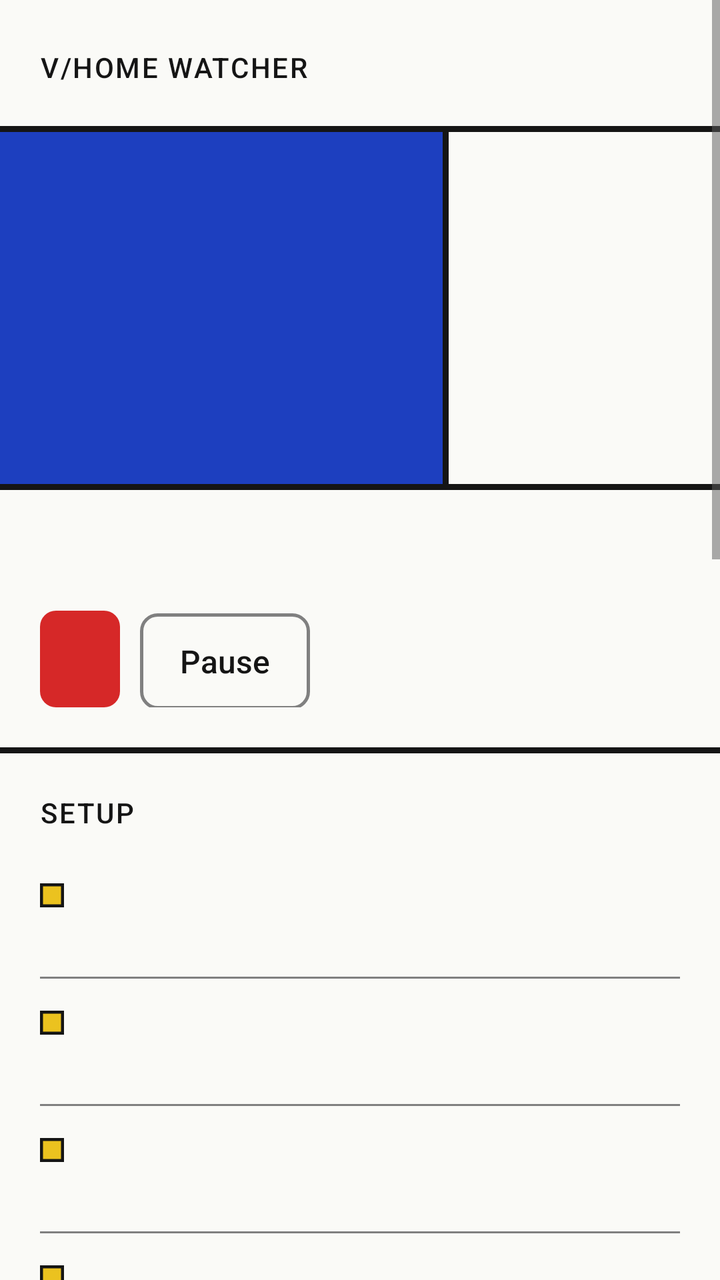
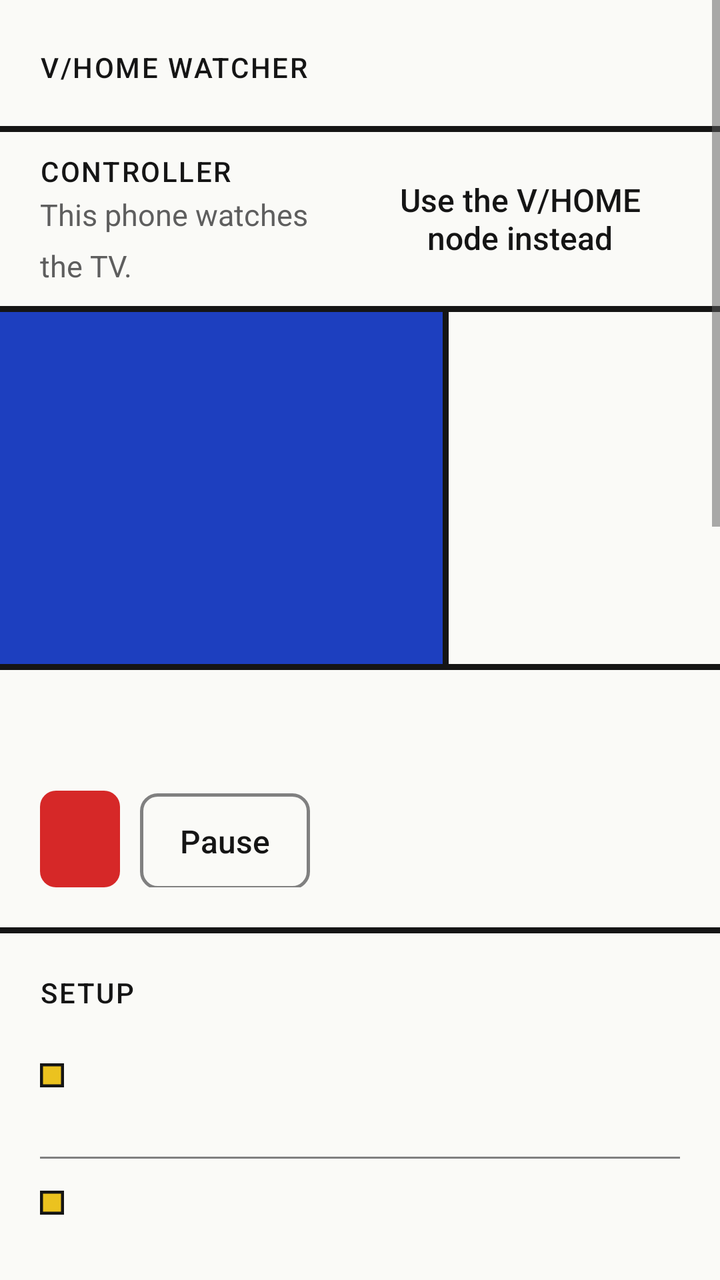

An Android layout rendered at two revisions. The XML below is the earlier revision; the diff shows what the commit changed to produce the second picture.
<!-- AndroidManifest.xml: application theme Theme.VHome -->
<!-- res/layout/activity_main.xml -->
<?xml version="1.0" encoding="utf-8"?>
<ScrollView xmlns:android="http://schemas.android.com/apk/res/android"
    android:id="@+id/scroll"
    android:layout_width="match_parent"
    android:layout_height="match_parent"
    android:background="@color/paper"
    android:fillViewport="true"
    android:fitsSystemWindows="true">

    <LinearLayout
        android:id="@+id/content"
        android:layout_width="match_parent"
        android:layout_height="wrap_content"
        android:orientation="vertical"
        android:paddingBottom="40dp">

        <TextView
            style="@style/T.Label"
            android:layout_width="match_parent"
            android:layout_height="wrap_content"
            android:paddingStart="20dp"
            android:paddingTop="24dp"
            android:paddingEnd="20dp"
            android:paddingBottom="20dp"
            android:text="@string/app_title" />

        <View style="@style/Rule" />

        
        <LinearLayout
            android:id="@+id/firstRun"
            style="@style/Section"
            android:visibility="gone">

            <TextView
                style="@style/T.Title"
                android:layout_width="match_parent"
                android:layout_height="wrap_content"
                android:text="@string/first_title" />

            <TextView
                android:id="@+id/firstExplain"
                style="@style/T.Dim"
                android:layout_width="match_parent"
                android:layout_height="wrap_content"
                android:layout_marginTop="10dp" />

            <LinearLayout
                android:layout_width="match_parent"
                android:layout_height="wrap_content"
                android:layout_marginTop="40dp"
                android:orientation="horizontal">

                <TextView
                    android:layout_width="wrap_content"
                    android:layout_height="wrap_content"
                    android:background="@color/yellow"
                    android:gravity="center"
                    android:minWidth="40dp"
                    android:minHeight="40dp"
                    android:text="1"
                    android:textColor="@color/on_colour"
                    android:textSize="20sp"
                    android:textStyle="bold" />

                <TextView
                    style="@style/T.Body"
                    android:layout_width="0dp"
                    android:layout_height="wrap_content"
                    android:layout_marginStart="20dp"
                    android:layout_weight="1"
                    android:text="@string/step1" />
            </LinearLayout>

            <LinearLayout
                android:layout_width="match_parent"
                android:layout_height="wrap_content"
                android:layout_marginTop="20dp"
                android:orientation="horizontal">

                <TextView
                    android:layout_width="wrap_content"
                    android:layout_height="wrap_content"
                    android:background="@color/blue"
                    android:gravity="center"
                    android:minWidth="40dp"
                    android:minHeight="40dp"
                    android:text="2"
                    android:textColor="@color/on_blue"
                    android:textSize="20sp"
                    android:textStyle="bold" />

                <LinearLayout
                    android:layout_width="0dp"
                    android:layout_height="wrap_content"
                    android:layout_marginStart="20dp"
                    android:layout_weight="1"
                    android:orientation="vertical">

                    <TextView
                        android:id="@+id/step2Label"
                        style="@style/T.Body"
                        android:layout_width="match_parent"
                        android:layout_height="wrap_content"
                        android:labelFor="@+id/stepHostField"
                        android:text="@string/step2" />

                    <EditText
                        android:id="@+id/stepHostField"
                        style="@style/Field"
                        android:layout_marginTop="10dp"
                        android:hint="@string/hint_tv_ip" />
                </LinearLayout>
            </LinearLayout>

            <LinearLayout
                android:layout_width="match_parent"
                android:layout_height="wrap_content"
                android:layout_marginTop="20dp"
                android:orientation="horizontal">

                <TextView
                    android:layout_width="wrap_content"
                    android:layout_height="wrap_content"
                    android:background="@color/red"
                    android:gravity="center"
                    android:minWidth="40dp"
                    android:minHeight="40dp"
                    android:text="3"
                    android:textColor="@color/on_colour"
                    android:textSize="20sp"
                    android:textStyle="bold" />

                <LinearLayout
                    android:layout_width="0dp"
                    android:layout_height="wrap_content"
                    android:layout_marginStart="20dp"
                    android:layout_weight="1"
                    android:orientation="vertical">

                    <TextView
                        style="@style/T.Body"
                        android:layout_width="match_parent"
                        android:layout_height="wrap_content"
                        android:text="@string/step3" />

                    <Button
                        android:id="@+id/stepPairButton"
                        style="@style/Btn.Primary"
                        android:layout_width="wrap_content"
                        android:layout_height="wrap_content"
                        android:layout_marginTop="10dp"
                        android:text="@string/pair" />

                    <TextView
                        android:id="@+id/stepResult"
                        style="@style/T.Body"
                        android:layout_width="match_parent"
                        android:layout_height="wrap_content"
                        android:layout_marginTop="10dp"
                        android:drawablePadding="10dp"
                        android:visibility="gone" />
                </LinearLayout>
            </LinearLayout>
        </LinearLayout>

        
        <LinearLayout
            android:id="@+id/hero"
            android:layout_width="match_parent"
            android:layout_height="wrap_content"
            android:orientation="vertical">

            <LinearLayout
                android:layout_width="match_parent"
                android:layout_height="wrap_content"
                android:orientation="horizontal">

                <LinearLayout
                    android:id="@+id/heroBlock"
                    android:layout_width="0dp"
                    android:layout_height="match_parent"
                    android:layout_weight="62"
                    android:background="@color/blue"
                    android:minHeight="176dp"
                    android:orientation="vertical"
                    android:padding="20dp">

                    <TextView
                        android:id="@+id/heroTitle"
                        style="@style/T.Title"
                        android:layout_width="match_parent"
                        android:layout_height="wrap_content"
                        android:accessibilityLiveRegion="polite" />

                    <TextView
                        android:id="@+id/heroDetail"
                        style="@style/T.Small"
                        android:layout_width="match_parent"
                        android:layout_height="wrap_content"
                        android:layout_marginTop="10dp" />
                </LinearLayout>

                <View
                    android:layout_width="3dp"
                    android:layout_height="match_parent"
                    android:background="@color/ink" />

                <LinearLayout
                    android:layout_width="0dp"
                    android:layout_height="match_parent"
                    android:layout_weight="38"
                    android:gravity="bottom"
                    android:orientation="vertical"
                    android:padding="20dp">

                    <TextView
                        android:id="@+id/countValue"
                        android:layout_width="match_parent"
                        android:layout_height="wrap_content"
                        android:textColor="@color/ink"
                        android:textSize="44sp"
                        android:textStyle="bold" />

                    <TextView
                        android:id="@+id/countLabel"
                        style="@style/T.Small"
                        android:layout_width="match_parent"
                        android:layout_height="wrap_content"
                        android:textColor="@color/text_dim" />
                </LinearLayout>
            </LinearLayout>

            <View style="@style/Rule" />

            <LinearLayout style="@style/Section">

                <TextView
                    android:id="@+id/heroExplain"
                    style="@style/T.Dim"
                    android:layout_width="match_parent"
                    android:layout_height="wrap_content" />

                <LinearLayout
                    android:layout_width="match_parent"
                    android:layout_height="wrap_content"
                    android:layout_marginTop="20dp"
                    android:orientation="horizontal">

                    <Button
                        android:id="@+id/primaryButton"
                        style="@style/Btn.Primary"
                        android:layout_width="wrap_content"
                        android:layout_height="wrap_content"
                        android:layout_marginEnd="10dp" />

                    <Button
                        android:id="@+id/pauseButton"
                        style="@style/Btn.Ghost"
                        android:layout_width="wrap_content"
                        android:layout_height="wrap_content"
                        android:text="@string/pause" />
                </LinearLayout>

                
                <LinearLayout
                    android:id="@+id/pauseChoices"
                    android:layout_width="match_parent"
                    android:layout_height="wrap_content"
                    android:layout_marginTop="20dp"
                    android:orientation="vertical"
                    android:visibility="gone">

                    <TextView
                        style="@style/T.Label"
                        android:layout_width="match_parent"
                        android:layout_height="wrap_content"
                        android:text="@string/pause_for" />

                    <LinearLayout
                        android:layout_width="match_parent"
                        android:layout_height="wrap_content"
                        android:layout_marginTop="10dp"
                        android:orientation="horizontal">

                        <Button
                            android:id="@+id/pause30"
                            style="@style/Btn.Ghost"
                            android:layout_width="wrap_content"
                            android:layout_height="wrap_content"
                            android:paddingStart="16dp"
                            android:paddingEnd="16dp"
                            android:text="@string/pause_30" />

                        <Button
                            android:id="@+id/pause60"
                            style="@style/Btn.Ghost"
                            android:layout_width="wrap_content"
                            android:layout_height="wrap_content"
                            android:layout_marginStart="10dp"
                            android:paddingStart="16dp"
                            android:paddingEnd="16dp"
                            android:text="@string/pause_60" />

                        <Button
                            android:id="@+id/pause120"
                            style="@style/Btn.Ghost"
                            android:layout_width="wrap_content"
                            android:layout_height="wrap_content"
                            android:layout_marginStart="10dp"
                            android:paddingStart="16dp"
                            android:paddingEnd="16dp"
                            android:text="@string/pause_120" />
                    </LinearLayout>

                    <Button
                        android:id="@+id/pauseOpen"
                        style="@style/Btn.Ghost"
                        android:layout_width="wrap_content"
                        android:layout_height="wrap_content"
                        android:layout_marginTop="10dp"
                        android:paddingStart="16dp"
                        android:paddingEnd="16dp"
                        android:text="@string/pause_open" />
                </LinearLayout>
            </LinearLayout>
        </LinearLayout>

        <View style="@style/Rule" />

        
        <LinearLayout style="@style/Section">

            <TextView
                style="@style/T.Label"
                android:layout_width="match_parent"
                android:layout_height="wrap_content"
                android:layout_marginBottom="10dp"
                android:text="@string/section_setup" />

            <include
                android:id="@+id/rowDone"
                layout="@layout/row_check"
                android:visibility="gone" />

            <LinearLayout
                android:id="@+id/setupList"
                android:layout_width="match_parent"
                android:layout_height="wrap_content"
                android:divider="@drawable/hairline"
                android:orientation="vertical"
                android:showDividers="middle">

                <include android:id="@+id/rowPaired" layout="@layout/row_check" />
                <include android:id="@+id/rowNotif" layout="@layout/row_check" />
                <include android:id="@+id/rowBattery" layout="@layout/row_check" />
                <include android:id="@+id/rowBackground" layout="@layout/row_check" />
                <include android:id="@+id/rowBucket" layout="@layout/row_check" />
                <include android:id="@+id/rowSleep" layout="@layout/row_check" />
                <include android:id="@+id/rowRecents" layout="@layout/row_check" />
                <include android:id="@+id/rowQuickStart" layout="@layout/row_check" />
            </LinearLayout>
        </LinearLayout>

        
        <LinearLayout
            android:id="@+id/tvSection"
            android:layout_width="match_parent"
            android:layout_height="wrap_content"
            android:orientation="vertical">

            <View style="@style/Rule" />

            <LinearLayout style="@style/Section">

                <TextView
                    style="@style/T.Label"
                    android:layout_width="match_parent"
                    android:layout_height="wrap_content"
                    android:text="@string/section_tv" />

                <LinearLayout
                    android:layout_width="match_parent"
                    android:layout_height="wrap_content"
                    android:layout_marginTop="10dp"
                    android:gravity="center_vertical"
                    android:minHeight="48dp"
                    android:orientation="horizontal">

                    <TextView
                        android:id="@+id/tvName"
                        android:layout_width="0dp"
                        android:layout_height="wrap_content"
                        android:layout_weight="1"
                        android:textColor="@color/ink"
                        android:textSize="22sp"
                        android:textStyle="bold" />

                    <Button
                        android:id="@+id/editIpButton"
                        style="@style/Btn.Text"
                        android:layout_width="wrap_content"
                        android:layout_height="wrap_content"
                        android:text="@string/edit_ip" />
                </LinearLayout>

                <LinearLayout
                    android:id="@+id/ipEdit"
                    android:layout_width="match_parent"
                    android:layout_height="wrap_content"
                    android:orientation="vertical"
                    android:visibility="gone">

                    <TextView
                        style="@style/FieldLabel"
                        android:labelFor="@+id/hostField"
                        android:text="@string/hint_tv_ip" />

                    <EditText
                        android:id="@+id/hostField"
                        style="@style/Field" />
                </LinearLayout>

                <LinearLayout
                    android:layout_width="match_parent"
                    android:layout_height="wrap_content"
                    android:layout_marginTop="20dp"
                    android:orientation="horizontal">

                    <Button
                        android:id="@+id/testButton"
                        style="@style/Btn.Ghost"
                        android:layout_width="0dp"
                        android:layout_height="wrap_content"
                        android:layout_weight="1"
                        android:text="@string/test_tv" />

                    <Button
                        android:id="@+id/pairButton"
                        style="@style/Btn.Ghost"
                        android:layout_width="0dp"
                        android:layout_height="wrap_content"
                        android:layout_marginStart="10dp"
                        android:layout_weight="1"
                        android:text="@string/pair_again" />
                </LinearLayout>

                <Button
                    android:id="@+id/openTvButton"
                    style="@style/Btn.Ghost"
                    android:layout_width="wrap_content"
                    android:layout_height="wrap_content"
                    android:layout_marginTop="10dp"
                    android:text="@string/open_on_tv" />

                <TextView
                    android:id="@+id/openTvHint"
                    style="@style/T.Dim"
                    android:layout_width="match_parent"
                    android:layout_height="wrap_content"
                    android:layout_marginTop="10dp"
                    android:visibility="gone" />

                <TextView
                    android:id="@+id/tvResult"
                    style="@style/T.Body"
                    android:layout_width="match_parent"
                    android:layout_height="wrap_content"
                    android:layout_marginTop="10dp"
                    android:accessibilityLiveRegion="polite"
                    android:drawablePadding="10dp"
                    android:visibility="gone" />
            </LinearLayout>
        </LinearLayout>

        <View style="@style/Rule" />

        
        <LinearLayout style="@style/Section">

            <TextView
                style="@style/T.Label"
                android:layout_width="match_parent"
                android:layout_height="wrap_content"
                android:text="@string/section_behaviour" />

            <Switch
                android:id="@+id/doubleHomeSwitch"
                android:layout_width="match_parent"
                android:layout_height="wrap_content"
                android:layout_marginTop="10dp"
                android:minHeight="48dp"
                android:text="@string/double_home"
                android:textColor="@color/ink"
                android:textSize="16sp" />

            <TextView
                style="@style/T.Dim"
                android:layout_width="match_parent"
                android:layout_height="wrap_content"
                android:text="@string/double_home_help" />
        </LinearLayout>

        <View style="@style/Rule" />

        
        <LinearLayout
            android:id="@+id/advancedHeader"
            android:layout_width="match_parent"
            android:layout_height="wrap_content"
            android:background="@drawable/row_ripple"
            android:clickable="true"
            android:focusable="true"
            android:gravity="center_vertical"
            android:minHeight="56dp"
            android:orientation="horizontal"
            android:paddingStart="20dp"
            android:paddingEnd="20dp">

            <TextView
                style="@style/T.Label"
                android:layout_width="0dp"
                android:layout_height="wrap_content"
                android:layout_weight="1"
                android:text="@string/section_advanced" />

            <TextView
                android:id="@+id/advancedToggle"
                style="@style/T.Small"
                android:layout_width="wrap_content"
                android:layout_height="wrap_content"
                android:text="@string/show" />
        </LinearLayout>

        <LinearLayout
            android:id="@+id/advancedBody"
            style="@style/Section"
            android:paddingTop="0dp"
            android:visibility="gone">

            <TextView
                style="@style/FieldLabel"
                android:layout_marginTop="0dp"
                android:labelFor="@+id/vhomeField"
                android:text="@string/hint_vhome_id" />

            <EditText
                android:id="@+id/vhomeField"
                style="@style/Field" />

            <TextView
                style="@style/FieldLabel"
                android:labelFor="@+id/homeIdsField"
                android:text="@string/hint_home_ids" />

            <EditText
                android:id="@+id/homeIdsField"
                style="@style/Field" />

            <LinearLayout
                android:layout_width="match_parent"
                android:layout_height="wrap_content"
                android:layout_marginTop="20dp"
                android:gravity="center_vertical"
                android:orientation="horizontal">

                <Button
                    android:id="@+id/saveButton"
                    style="@style/Btn.Ghost"
                    android:layout_width="wrap_content"
                    android:layout_height="wrap_content"
                    android:text="@string/save" />

                <TextView
                    android:id="@+id/savedText"
                    style="@style/T.Small"
                    android:layout_width="wrap_content"
                    android:layout_height="wrap_content"
                    android:layout_marginStart="20dp"
                    android:drawablePadding="10dp" />
            </LinearLayout>

            <TextView
                style="@style/FieldLabel"
                android:layout_marginTop="40dp"
                android:labelFor="@+id/sinkField"
                android:text="@string/hint_sink" />

            <EditText
                android:id="@+id/sinkField"
                style="@style/Field"
                android:hint="@string/sink_example" />

            <TextView
                style="@style/T.Label"
                android:layout_width="match_parent"
                android:layout_height="wrap_content"
                android:layout_marginTop="40dp"
                android:text="@string/section_log" />

            <TextView
                android:id="@+id/logText"
                android:layout_width="match_parent"
                android:layout_height="wrap_content"
                android:layout_marginTop="10dp"
                android:background="@color/paper_2"
                android:fontFamily="monospace"
                android:padding="12dp"
                android:textColor="@color/ink"
                android:textIsSelectable="true"
                android:textSize="12sp" />

            <Button
                android:id="@+id/copyLogButton"
                style="@style/Btn.Ghost"
                android:layout_width="wrap_content"
                android:layout_height="wrap_content"
                android:layout_marginTop="10dp"
                android:text="@string/copy_log" />

            <Button
                android:id="@+id/sendLogButton"
                style="@style/Btn.Ghost"
                android:layout_width="wrap_content"
                android:layout_height="wrap_content"
                android:layout_marginTop="10dp"
                android:text="@string/send_log" />
        </LinearLayout>
    </LinearLayout>
</ScrollView>
<!-- res/layout/row_check.xml (included above) -->
<?xml version="1.0" encoding="utf-8"?>
<LinearLayout xmlns:android="http://schemas.android.com/apk/res/android"
    android:layout_width="match_parent"
    android:layout_height="wrap_content"
    android:gravity="center_vertical"
    android:minHeight="56dp"
    android:orientation="horizontal"
    android:paddingTop="10dp"
    android:paddingBottom="10dp">

    <ImageView
        android:id="@+id/glyph"
        android:layout_width="12dp"
        android:layout_height="12dp"
        android:layout_gravity="top"
        android:layout_marginTop="6dp"
        android:importantForAccessibility="no"
        android:src="@drawable/sq_guided" />

    <LinearLayout
        android:layout_width="0dp"
        android:layout_height="wrap_content"
        android:layout_marginStart="14dp"
        android:layout_weight="1"
        android:orientation="vertical">

        <TextView
            android:id="@+id/label"
            android:layout_width="match_parent"
            android:layout_height="wrap_content"
            android:textColor="@color/ink"
            android:textSize="16sp" />

        <TextView
            android:id="@+id/why"
            style="@style/T.Dim"
            android:layout_width="match_parent"
            android:layout_height="wrap_content"
            android:layout_marginTop="2dp"
            android:textSize="14sp" />
    </LinearLayout>

    <Button
        android:id="@+id/action"
        style="@style/Btn.Text"
        android:layout_width="wrap_content"
        android:layout_height="wrap_content"
        android:layout_marginStart="10dp"
        android:visibility="gone" />
</LinearLayout>
<!-- resources referenced by this layout -->
<resources>
  <color name="blue">#1D3FBF</color>
  <color name="ink">#151515</color>
  <color name="on_blue">#FAFAF7</color>
  <color name="on_colour">#151515</color>
  <color name="paper">#FAFAF7</color>
  <color name="paper_2">#EFEFEA</color>
  <color name="red">#D62828</color>
  <color name="text_dim">#5E5E5E</color>
  <color name="yellow">#EBC21F</color>
  <!-- drawable hairline (drawable) -->
  <?xml version="1.0" encoding="utf-8"?>
  <shape xmlns:android="http://schemas.android.com/apk/res/android">
      <size android:height="1dp" />
      <solid android:color="@color/grey" />
  </shape>
  <string name="app_title">V/HOME Watcher</string>
  <string name="copy_log">Copy log</string>
  <string name="double_home">Press Home twice to stay on LG Home</string>
  <string name="double_home_help">A second Home press within 3 seconds keeps LG Home instead of opening V/HOME.</string>
  <string name="edit_ip">Edit</string>
  <string name="first_title">Pair your TV</string>
  <string name="hint_home_ids">LG Home app IDs, comma separated</string>
  <string name="hint_sink">Log receiver on the Mac (IP:port), empty = off</string>
  <string name="hint_tv_ip">TV IP address</string>
  <string name="hint_vhome_id">V/HOME app ID</string>
  <string name="open_on_tv">Open V/HOME on TV</string>
  <string name="pair">Pair</string>
  <string name="pair_again">Pair again</string>
  <string name="pause">Pause</string>
  <string name="pause_120">2 h</string>
  <string name="pause_30">30 min</string>
  <string name="pause_60">1 h</string>
  <string name="pause_for">Pause for</string>
  <string name="pause_open">Until I resume</string>
  <string name="save">Save</string>
  <string name="section_advanced">Advanced</string>
  <string name="section_behaviour">Behaviour</string>
  <string name="section_log">Event log</string>
  <string name="section_setup">Setup</string>
  <string name="section_tv">TV</string>
  <string name="send_log">Send full log to Mac</string>
  <string name="show">Show</string>
  <string name="sink_example">192.168.1.20:5555</string>
  <string name="step1">Turn the TV on, on the same Wi-Fi.</string>
  <string name="step2">Enter the TV\'s IP (TV Settings, Network).</string>
  <string name="step3">Tap Pair and accept on the TV.</string>
  <string name="test_tv">Test connection</string>
  <style name="Btn.Ghost">
          <item name="android:background">@drawable/btn_ghost</item>
      </style>
  <style name="Btn.Text">
          <item name="android:background">@drawable/row_ripple</item>
          <item name="android:paddingStart">12dp</item>
          <item name="android:paddingEnd">12dp</item>
      </style>
  <style name="Rule">
          <item name="android:layout_width">match_parent</item>
          <item name="android:layout_height">3dp</item>
          <item name="android:background">@color/ink</item>
      </style>
  <style name="T.Body">
          <item name="android:textSize">16sp</item>
          <item name="android:textColor">@color/ink</item>
          <item name="android:lineSpacingMultiplier">1.5</item>
      </style>
  <style name="T.Dim">
          <item name="android:textSize">15sp</item>
          <item name="android:textColor">@color/text_dim</item>
          <item name="android:lineSpacingMultiplier">1.4</item>
      </style>
  <style name="T.Small">
          <item name="android:textSize">14sp</item>
          <item name="android:fontFamily">sans-serif-medium</item>
          <item name="android:textColor">@color/ink</item>
      </style>
  <style name="Theme.VHome" parent="Base.Theme.VHome" />
  <color name="grey">#808080</color>
  <color name="ripple">#1F151515</color>
  <color name="red_pressed">#C52525</color>
  <!-- unchanged entries left out for length: 12 -->
</resources>

<!-- the commit's change to res/layout/activity_main.xml (unified diff, before → after) -->
@@ -23,6 +23,46 @@
             android:paddingEnd="20dp"
             android:paddingBottom="20dp"
             android:text="@string/app_title" />
+
+        <View style="@style/Rule" />
+
+        
+        <LinearLayout
+            style="@style/Section"
+            android:gravity="center_vertical"
+            android:orientation="horizontal"
+            android:paddingTop="10dp"
+            android:paddingBottom="10dp">
+
+            <LinearLayout
+                android:layout_width="0dp"
+                android:layout_height="wrap_content"
+                android:layout_weight="1"
+                android:orientation="vertical">
+
+                <TextView
+                    style="@style/T.Label"
+                    android:layout_width="match_parent"
+                    android:layout_height="wrap_content"
+                    android:text="@string/controller_row_label" />
+
+                <TextView
+                    style="@style/T.Dim"
+                    android:layout_width="match_parent"
+                    android:layout_height="wrap_content"
+                    android:layout_marginTop="2dp"
+                    android:text="@string/controller_row_this" />
+            </LinearLayout>
+
+            <Button
+                android:id="@+id/controllerButton"
+                style="@style/Btn.Text"
+                android:layout_width="wrap_content"
+                android:layout_height="wrap_content"
+                android:layout_marginStart="10dp"
+                android:maxWidth="160dp"
+                android:text="@string/controller_row_node" />
+        </LinearLayout>
 
         <View style="@style/Rule" />
 
<!-- resource entries referenced after the edit -->
@@ -16,6 +16,9 @@
       <solid android:color="@color/grey" />
   </shape>
   <string name="app_title">V/HOME Watcher</string>
+  <string name="controller_row_label">Controller</string>
+  <string name="controller_row_node">Use the V/HOME node instead</string>
+  <string name="controller_row_this">This phone watches the TV.</string>
   <string name="copy_log">Copy log</string>
   <string name="double_home">Press Home twice to stay on LG Home</string>
   <string name="double_home_help">A second Home press within 3 seconds keeps LG Home instead of opening V/HOME.</string>
